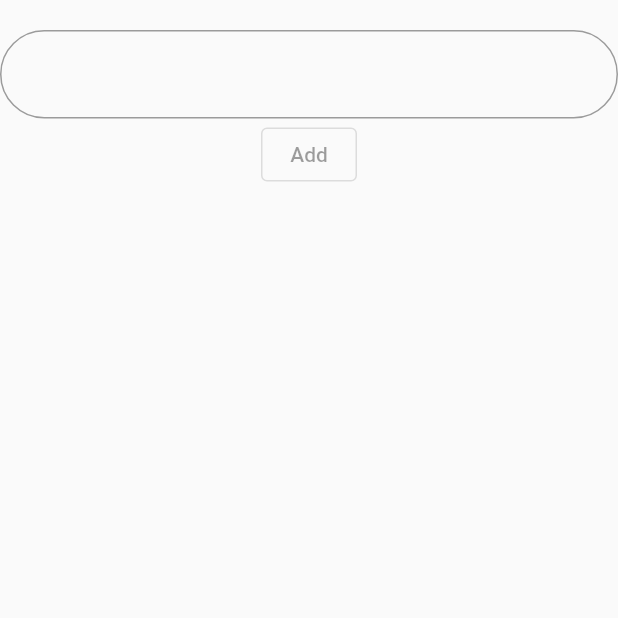
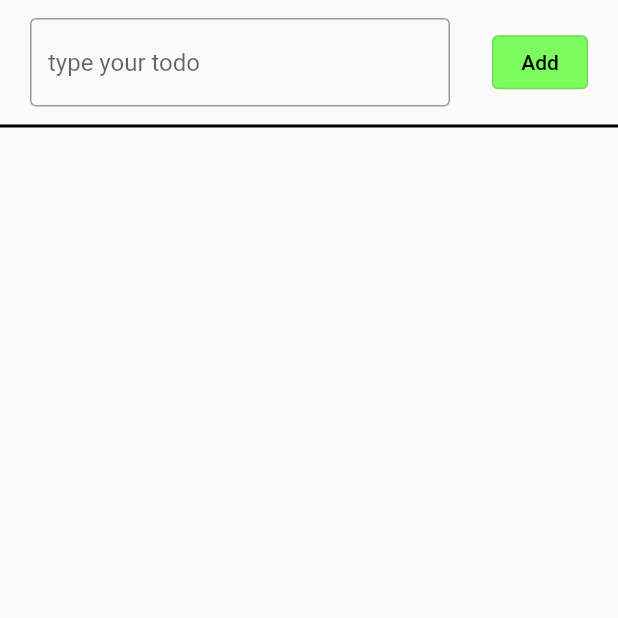
Before and after one commit to Noutice/my_todo_app, a Flutter app: the screen it shows after launch, on a phone screen of 412 x 824 dp, the top half of it. Run offline on Flutter 3.47's test engine with Material 2 defaults, Android fonts, the phone set to English and light mode, and no system bars; our stand-ins replace flutter_bloc.

Commit message:
created todo list

```diff
--- /dev/null
+++ b/lib/blocs/todo_bloc/todo_bloc.dart
@@ -0,0 +1,40 @@
+import 'package:flutter/material.dart';
+import 'package:flutter_bloc/flutter_bloc.dart';
+
+part 'todo_event.dart';
+part 'todo_state.dart';
+
+class TodoBloc extends Bloc<TodoEvent, TodoState> {
+  TodoBloc() : super(TodoState()) {
+    on<AddListEvent>(_addList);
+    on<RemoveListEvent>(_removeList);
+  }
+}
+
+List<ToDo> todoList = [];
+int index = 0;
+final controller = TextEditingController();
+TodoState state = TodoState();
+bool isDisabled = false;
+
+void _addList(AddListEvent event, Emitter<TodoState> emit) {
+  if (index == 5) return;
+  index++;
+  if (index == 5) {
+    isDisabled = true;
+  }
+  todoList.add(ToDo(controller.text, index));
+  emit(state.copyWith(
+    todoList: todoList,
+    index: index,
+    isDisabled: isDisabled,
+  ));
+}
+
+void _removeList(RemoveListEvent event, Emitter<TodoState> emit) {
+  index--;
+  emit(state.copyWith(
+    todoList: todoList,
+    index: index,
+  ));
+}
--- /dev/null
+++ b/lib/blocs/todo_bloc/todo_event.dart
@@ -0,0 +1,8 @@
+part of 'todo_bloc.dart';
+
+@immutable
+abstract class TodoEvent {}
+
+class AddListEvent extends TodoEvent {}
+
+class RemoveListEvent extends TodoEvent {}
--- /dev/null
+++ b/lib/blocs/todo_bloc/todo_state.dart
@@ -0,0 +1,35 @@
+part of 'todo_bloc.dart';
+
+class TodoState {
+  final bool isDisabled;
+  final List<ToDo> todoList;
+  final int index;
+
+  TodoState({
+    this.isDisabled = false,
+    this.index = 0,
+    this.todoList = const [],
+  });
+
+  TodoState copyWith({
+    List<ToDo>? todoList,
+    int? index,
+    bool? isDisabled,
+  }) {
+    return TodoState(
+      todoList: todoList ?? this.todoList,
+      index: index ?? this.index,
+      isDisabled: isDisabled ?? this.isDisabled,
+    );
+  }
+}
+
+class ToDo {
+  final int index;
+  final String todo;
+
+  ToDo(
+    this.todo,
+    this.index,
+  );
+}
--- /dev/null
+++ b/lib/components/add_button_component.dart
@@ -0,0 +1,24 @@
+import 'package:flutter/material.dart';
+import 'package:flutter_bloc/flutter_bloc.dart';
+import 'package:todo_app/blocs/todo_bloc/todo_bloc.dart';
+
+class AddButton extends StatelessWidget {
+  final Color color;
+  const AddButton({super.key, required this.color});
+
+  @override
+  Widget build(BuildContext context) {
+    return OutlinedButton(
+      style: OutlinedButton.styleFrom(
+        backgroundColor: color,
+      ),
+      onPressed: () {
+        context.read<TodoBloc>().add(AddListEvent());
+      },
+      child: const Text(
+        'Add',
+        style: TextStyle(color: Colors.black),
+      ),
+    );
+  }
+}
--- a/lib/components/button.dart
+++ /dev/null
@@ -1,13 +0,0 @@
-import 'package:flutter/material.dart';
-
-class Button extends StatelessWidget {
-  const Button({super.key});
-
-  @override
-  Widget build(BuildContext context) {
-    return const OutlinedButton(
-      onPressed: null,
-      child: Text('Add'),
-    );
-  }
-}
--- /dev/null
+++ b/lib/components/cancel_button_component.dart
@@ -0,0 +1,19 @@
+import 'package:flutter/material.dart';
+
+class CancelButton extends StatelessWidget {
+  const CancelButton({super.key});
+
+  @override
+  Widget build(BuildContext context) {
+    return  OutlinedButton(
+      style: OutlinedButton.styleFrom(
+        backgroundColor: Colors.red,
+      ),
+      onPressed: null,
+      child: const Icon(
+        Icons.cancel_outlined,
+        color: Colors.black,
+      ),
+    );
+  }
+}
--- /dev/null
+++ b/lib/components/complected_button_component.dart
@@ -0,0 +1,19 @@
+import 'package:flutter/material.dart';
+
+class ComplactedButton extends StatelessWidget {
+  const ComplactedButton({super.key});
+
+  @override
+  Widget build(BuildContext context) {
+    return OutlinedButton(
+      style: OutlinedButton.styleFrom(
+        backgroundColor: const Color(0xFF7DFC60),
+      ),
+      onPressed: null,
+      child: const Icon(
+        Icons.gpp_good_sharp,
+        color: Colors.black,
+      ),
+    );
+  }
+}
--- a/lib/components/input_bar.dart
+++ /dev/null
@@ -1,21 +0,0 @@
-import 'package:flutter/material.dart';
-
-class InputWidget extends StatelessWidget {
-  const InputWidget({super.key});
-
-  @override
-  Widget build(BuildContext context) {
-    var controller = TextEditingController();
-    return TextField(
-      controller: controller,
-      obscureText: true,
-      decoration: InputDecoration(
-        border: OutlineInputBorder(
-          borderRadius: BorderRadius.circular(30),
-          borderSide: const BorderSide(color: Colors.black, width: 2),
-        ),
-      ),
-      keyboardType: TextInputType.text,
-    );
-  }
-}
--- /dev/null
+++ b/lib/components/input_bar_component.dart
@@ -0,0 +1,43 @@
+import 'package:flutter/material.dart';
+import 'package:flutter_bloc/flutter_bloc.dart';
+import 'package:todo_app/blocs/todo_bloc/todo_bloc.dart';
+import 'package:todo_app/components/add_button_component.dart';
+
+class InputBar extends StatelessWidget {
+  const InputBar({super.key});
+
+  @override
+  Widget build(BuildContext context) {
+    double screenWidth = MediaQuery.of(context).size.width;
+    return BlocBuilder<TodoBloc, TodoState>(
+      builder: (context, state) {
+        return SizedBox(
+          width: screenWidth - 40,
+          child: Row(
+            children: [
+              Expanded(
+                flex: 10,
+                child: SizedBox(
+                  child: TextField(
+                    controller: controller,
+                    decoration: const InputDecoration(
+                      border: OutlineInputBorder(
+                        borderSide: BorderSide(color: Colors.black, width: 9),
+                      ),
+                      hintText: 'type your todo',
+                    ),
+                    keyboardType: TextInputType.text,
+                  ),
+                ),
+              ),
+              const Expanded(child: SizedBox()),
+              if (state.isDisabled != true)
+                const AddButton(color: Color(0xFF7DFC60)),
+              if (state.isDisabled) const AddButton(color: Colors.red)
+            ],
+          ),
+        );
+      },
+    );
+  }
+}
--- /dev/null
+++ b/lib/components/line_component.dart
@@ -0,0 +1,15 @@
+import 'package:flutter/material.dart';
+
+class Line extends StatelessWidget {
+  const Line({super.key});
+
+  @override
+  Widget build(BuildContext context) {
+    double screenWidth = MediaQuery.of(context).size.width;
+    return Container(
+      height: 2,
+      width: screenWidth,
+      color: Colors.black,
+    );
+  }
+}
--- /dev/null
+++ b/lib/components/todo_list_component.dart
@@ -0,0 +1,53 @@
+import 'package:flutter/material.dart';
+import 'package:flutter_bloc/flutter_bloc.dart';
+import 'package:todo_app/blocs/todo_bloc/todo_bloc.dart';
+import 'package:todo_app/components/cancel_button_component.dart';
+import 'package:todo_app/components/complected_button_component.dart';
+
+class TodoList extends StatelessWidget {
+  const TodoList({super.key});
+
+  @override
+  Widget build(BuildContext context) {
+    double screenWidth = MediaQuery.of(context).size.width;
+    double screenHeight = MediaQuery.of(context).size.height;
+    return SizedBox(
+      width: screenWidth - 40,
+      height: screenHeight / 2.3,
+      child: BlocBuilder<TodoBloc, TodoState>(
+        builder: (context, state) {
+          return SingleChildScrollView(
+            child: Column(
+              crossAxisAlignment: CrossAxisAlignment.start,
+              children: [
+                ...state.todoList.map(
+                  (ToDo e) => Padding(
+                    padding: const EdgeInsets.only(bottom: 20.0),
+                    child: Row(
+                      children: [
+                        Expanded(
+                          flex: 4,
+                          child: Text(
+                            '${e.index}.  ${e.todo}',
+                            style: TextStyle(
+                              fontSize: 20,
+                              color: Colors.grey[800],
+                            ),
+                          ),
+                        ),
+                        const Expanded(child: SizedBox()),
+                        const ComplactedButton(),
+                        const SizedBox(width: 9),
+                        const CancelButton(),
+                      ],
+                    ),
+                  ),
+                ),
+              ],
+            ),
+          );
+        },
+      ),
+    );
+  }
+}
--- a/lib/home_screen.dart
+++ b/lib/home_screen.dart
@@ -1,20 +1,29 @@
 import 'package:flutter/material.dart';
-import 'package:todo_app/components/button.dart';
-import 'package:todo_app/components/input_bar.dart';
+import 'package:todo_app/blocs/todo_bloc/todo_bloc.dart';
+import 'package:todo_app/components/input_bar_component.dart';
+import 'package:flutter_bloc/flutter_bloc.dart';
+import 'package:todo_app/components/line_component.dart';
+import 'package:todo_app/components/todo_list_component.dart';
 
 class HomeScreen extends StatelessWidget {
   const HomeScreen({super.key});
 
   @override
   Widget build(BuildContext context) {
-    return Scaffold(
-      body: SafeArea(
-        child: Column(
-          children: const [
-            SizedBox(height: 20),
-            InputWidget(),
-            Button(),
-          ],
+    return BlocProvider<TodoBloc>(
+      create: (context) => TodoBloc(),
+      child: Scaffold(
+        body: SafeArea(
+          child: Column(
+            children: const [
+              SizedBox(height: 12),
+              InputBar(),
+              SizedBox(height: 12),
+              Line(),
+              SizedBox(height: 12),
+              TodoList(),
+            ],
+          ),
         ),
       ),
     );
```
